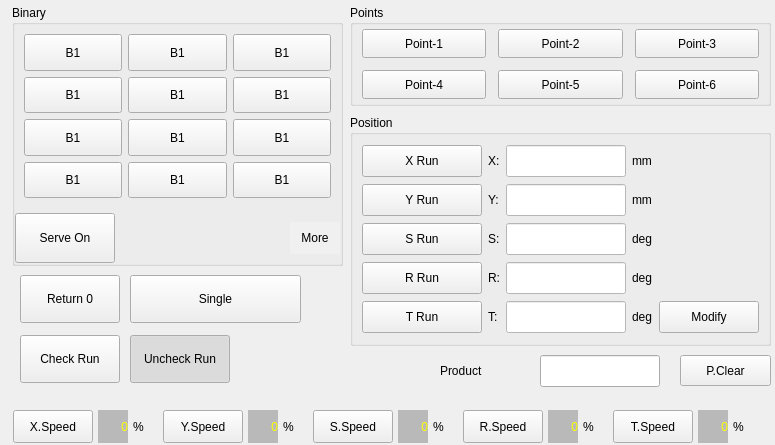
This is hcmanualoperation/ichcmanualoperationpageframe_8.ui in GaussCheng/2-5AxisPunch as Qt 5 draws it before an edit. The edited form follows.
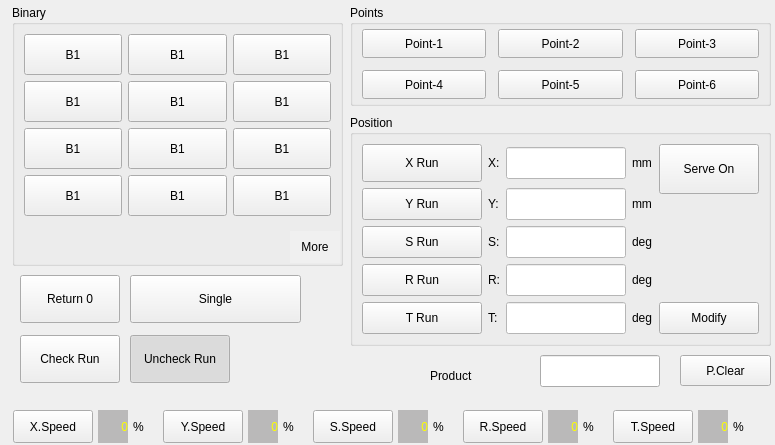
This is the edited form. Custom widgets are drawn as their Qt base class.

The edit to the form file:
```diff
--- a/hcmanualoperation/ichcmanualoperationpageframe_8.ui
+++ b/hcmanualoperation/ichcmanualoperationpageframe_8.ui
@@ -398,34 +398,6 @@
       </item>
       <item>
        <layout class="QHBoxLayout" name="horizontalLayout_2">
-        <item>
-         <widget class="QPushButton" name="serveControl">
-          <property name="sizePolicy">
-           <sizepolicy hsizetype="Minimum" vsizetype="Preferred">
-            <horstretch>0</horstretch>
-            <verstretch>0</verstretch>
-           </sizepolicy>
-          </property>
-          <property name="minimumSize">
-           <size>
-            <width>100</width>
-            <height>50</height>
-           </size>
-          </property>
-          <property name="maximumSize">
-           <size>
-            <width>100</width>
-            <height>50</height>
-           </size>
-          </property>
-          <property name="text">
-           <string>Serve On</string>
-          </property>
-          <property name="checkable">
-           <bool>true</bool>
-          </property>
-         </widget>
-        </item>
         <item>
          <spacer name="horizontalSpacer">
           <property name="orientation">
@@ -481,8 +453,8 @@
     <widget class="QLabel" name="label_3">
      <property name="geometry">
       <rect>
-       <x>440</x>
-       <y>355</y>
+       <x>430</x>
+       <y>360</y>
        <width>91</width>
        <height>21</height>
       </rect>
@@ -807,6 +779,34 @@
         </property>
        </widget>
       </item>
+      <item row="0" column="5">
+       <widget class="QPushButton" name="serveControl">
+        <property name="sizePolicy">
+         <sizepolicy hsizetype="Minimum" vsizetype="Preferred">
+          <horstretch>0</horstretch>
+          <verstretch>0</verstretch>
+         </sizepolicy>
+        </property>
+        <property name="minimumSize">
+         <size>
+          <width>100</width>
+          <height>50</height>
+         </size>
+        </property>
+        <property name="maximumSize">
+         <size>
+          <width>100</width>
+          <height>50</height>
+         </size>
+        </property>
+        <property name="text">
+         <string>Serve On</string>
+        </property>
+        <property name="checkable">
+         <bool>true</bool>
+        </property>
+       </widget>
+      </item>
      </layout>
     </widget>
     <widget class="QPushButton" name="singleButton">
```
Left out of the diff: 12 changed lines with no effect on the pictures.
